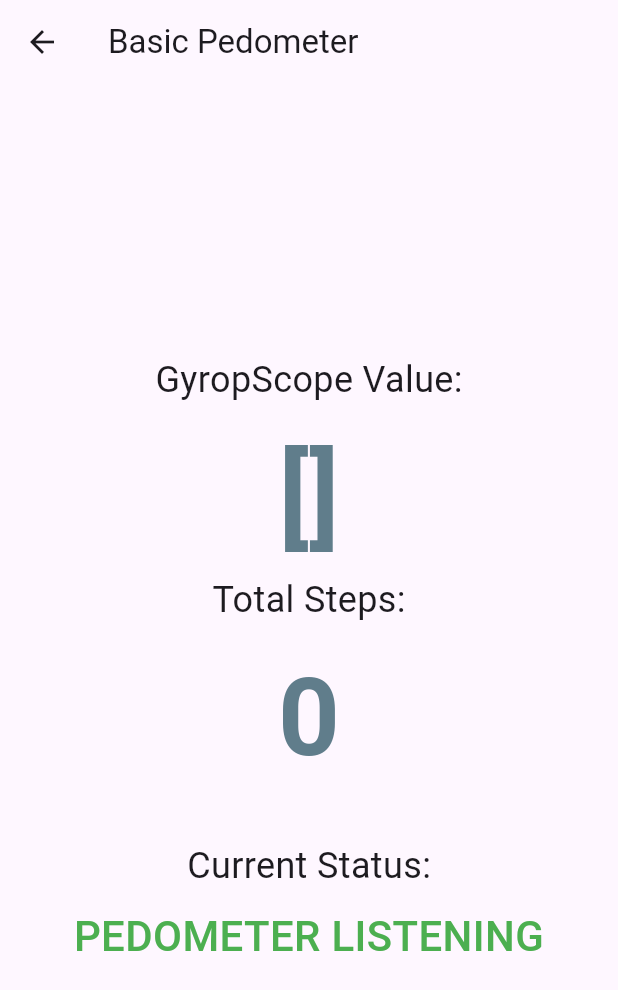
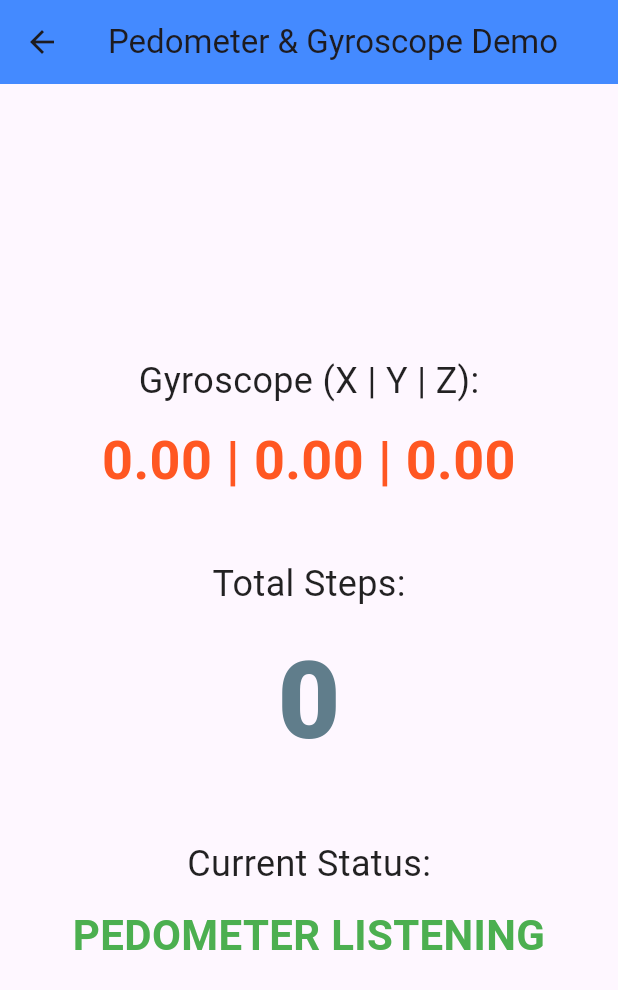
Before and after one commit to Ali-dev-flutter/tecno_fusion_task, a Flutter app: the screen it shows after launch, after a tap on "Pado Meter", on a phone screen of 412 x 824 dp. Shown: the top 990 px of the screen. Run offline on Flutter 3.47's test engine with Material 3 defaults, Android fonts, the phone set to English and light mode, and no system bars; our stand-ins replace get, pedometer, permission_handler; missing offline and left inert: all_sensors; network calls fail.

```diff
--- a/lib/controllers/pedo_meter_controller.dart
+++ b/lib/controllers/pedo_meter_controller.dart
@@ -1,25 +1,67 @@
 import 'package:all_sensors/all_sensors.dart';
+import 'package:flutter/material.dart';
 import 'package:get/get.dart';
 import 'package:pedometer/pedometer.dart';
 import 'dart:async';
+import 'dart:io';
+import 'package:permission_handler/permission_handler.dart';
 
 class PedoMeterController extends GetxController {
   final steps = 0.obs;
   final status = 'Awaiting Permissions...'.obs;
-  List<double> gyroscopeValues = <double>[];
-  List<StreamSubscription<dynamic>> _streamSubscriptions = <StreamSubscription<dynamic>>[];
+
+  final gyroscopeValues = <double>[0.0, 0.0, 0.0].obs;
 
   late StreamSubscription<StepCount> _stepSubscription;
   late StreamSubscription<PedestrianStatus> _statusSubscription;
+  StreamSubscription<GyroscopeEvent>? _gyroscopeSubscription;
 
   @override
   void onInit() {
     super.onInit();
-    _streamSubscriptions.add(gyroscopeEvents!.listen((GyroscopeEvent event) {
-        gyroscopeValues = <double>[event.x, event.y, event.z];
-        print('Gyroscope: $gyroscopeValues');
-    }));
-    initPedometer();
+    initSensors();
+  }
+
+  Future<void> initSensors() async {
+    bool granted = await _requestActivityRecognitionPermission();
+    if (granted) {
+      initPedometer();
+    } else {
+      status.value = 'Permission Denied. Cannot track steps.';
+    }
+    initGyroscope();
+  }
+
+  Future<bool> _requestActivityRecognitionPermission() async {
+    Permission permission;
+
+    if (Platform.isAndroid) {
+      permission = Permission.activityRecognition;
+    } else if (Platform.isIOS) {
+      permission = Permission.sensors;
+    } else {
+      return false;
+    }
+
+    PermissionStatus permissionStatus = await permission.request();
+
+    if (permissionStatus.isGranted) {
+      return true;
+    } else if (permissionStatus.isPermanentlyDenied) {
+      Get.snackbar(
+        'Permission Required',
+        'Physical Activity permission is permanently denied. Please enable it in settings.',
+        mainButton: TextButton(
+          child: const Text('Open Settings'),
+          onPressed: () {
+            openAppSettings();
+          },
+        ),
+        duration: const Duration(seconds: 8),
+      );
+      return false;
+    }
+    return false;
   }
 
   void initPedometer() {
@@ -30,22 +72,27 @@ class PedoMeterController extends GetxController {
       _stepSubscription = Pedometer.stepCountStream
           .listen(onStepCount, onError: onStepCountError);
 
-      status.value = "Pedometer Listening";
-
+      if (status.value != 'Permission Denied. Cannot track steps.') {
+        status.value = "Pedometer Listening";
+      }
     } catch (e) {
       status.value = "Pedometer Initialization Error: $e";
       print("Pedometer Initialization Error: $e");
     }
   }
 
+  void initGyroscope() {
+    _gyroscopeSubscription = gyroscopeEvents?.listen((GyroscopeEvent event) {
+      gyroscopeValues.value = <double>[event.x, event.y, event.z];
+    });
+  }
+
   void onStepCount(StepCount event) {
     steps.value = event.steps;
-    print('Steps: ${event.steps}');
   }
 
   void onPedestrianStatusChanged(PedestrianStatus event) {
     status.value = event.status.toLowerCase();
-    print('Status: ${event.status}');
   }
 
   void onPedestrianStatusError(error) {
@@ -63,7 +110,8 @@ class PedoMeterController extends GetxController {
   void onClose() {
     _stepSubscription.cancel();
     _statusSubscription.cancel();
-    print("Pedometer subscriptions canceled.");
+    _gyroscopeSubscription?.cancel();
+    print("All sensor subscriptions canceled.");
     super.onClose();
   }
 }
--- a/lib/screens/pedo_meter_screen.dart
+++ b/lib/screens/pedo_meter_screen.dart
@@ -8,35 +8,47 @@ class PedoMeterScreen extends StatelessWidget {
 
   final PedoMeterController controller = Get.put(PedoMeterController());
 
+  String formatGyroscopeValues(List<double> values) {
+    return values.map((v) => v.toStringAsFixed(2)).join(' | ');
+  }
+
   @override
   Widget build(BuildContext context) {
-    final List<String>? gyroscope =
-    controller.gyroscopeValues.map((double v) => v.toStringAsFixed(1)).toList();
     return Scaffold(
       appBar: AppBar(
-        title: const Text('Basic Pedometer'),
+        title: const Text('Pedometer & Gyroscope Demo'),
+        centerTitle: true,
+        backgroundColor: Colors.blueAccent,
+        elevation: 0,
       ),
       body: Center(
+        child: Padding(
+          padding: const EdgeInsets.all(20.0),
           child: Column(
             mainAxisAlignment: MainAxisAlignment.center,
             children: <Widget>[
               const Text(
-              'GyropScope Value:',
-              style: TextStyle(fontSize: 24),
+                'Gyroscope (X | Y | Z):',
+                style: TextStyle(fontSize: 24, fontWeight: FontWeight.w400, color: Colors.black87),
               ),
               const SizedBox(height: 10),
 
-        Text(
-                '${gyroscope}',
+              Obx(
+                    () => Text(
+                  formatGyroscopeValues(controller.gyroscopeValues),
+                  textAlign: TextAlign.center,
                   style: const TextStyle(
-                  fontSize: 72,
+                    fontSize: 36,
                     fontWeight: FontWeight.bold,
-                  color: Colors.blueGrey,
+                    color: Colors.deepOrange,
                   ),
                 ),
+              ),
+              const SizedBox(height: 40),
+
               const Text(
                 'Total Steps:',
-              style: TextStyle(fontSize: 24),
+                style: TextStyle(fontSize: 24, fontWeight: FontWeight.w400, color: Colors.black87),
               ),
               const SizedBox(height: 10),
 
@@ -45,16 +57,16 @@ class PedoMeterScreen extends StatelessWidget {
                   '${controller.steps.value}',
                   style: const TextStyle(
                     fontSize: 72,
-                  fontWeight: FontWeight.bold,
+                    fontWeight: FontWeight.w900,
                     color: Colors.blueGrey,
                   ),
                 ),
               ),
-            const SizedBox(height: 30),
+              const SizedBox(height: 40),
 
               const Text(
                 'Current Status:',
-              style: TextStyle(fontSize: 24),
+                style: TextStyle(fontSize: 24, fontWeight: FontWeight.w400, color: Colors.black87),
               ),
               const SizedBox(height: 10),
 
@@ -64,8 +76,9 @@ class PedoMeterScreen extends StatelessWidget {
                   textAlign: TextAlign.center,
                   style: TextStyle(
                     fontSize: 28,
-                  fontWeight: FontWeight.w500,
-                  color: controller.status.value.contains('error')
+                    fontWeight: FontWeight.bold,
+                    color: controller.status.value.contains('error') ||
+                        controller.status.value.contains('denied')
                         ? Colors.red
                         : Colors.green,
                   ),
@@ -74,6 +87,7 @@ class PedoMeterScreen extends StatelessWidget {
             ],
           ),
         ),
+      ),
     );
   }
 }
--- a/pubspec.yaml
+++ b/pubspec.yaml
@@ -13,6 +13,7 @@ dependencies:
   get: ^4.7.2
   pedometer: ^4.1.1
   all_sensors: ^0.5.0
+  permission_handler: ^12.0.1
 
 dev_dependencies:
   flutter_test:
```
Also changed, not shown: pubspec.lock. Lines whose indentation alone changed are shown as unchanged.
